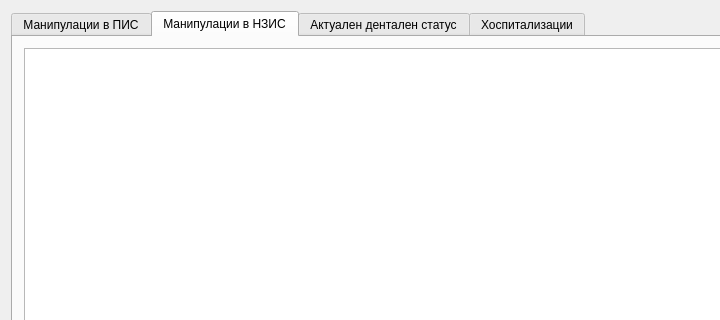
The window that src/View/Widgets/ProcedureHistoryDialog.ui (thefinalcutbg/DinoDent) describes before a commit, drawn with Qt 5; both pictures show x 0 to 720 and y 0 to 320 of the 1107 by 614 pixel window.
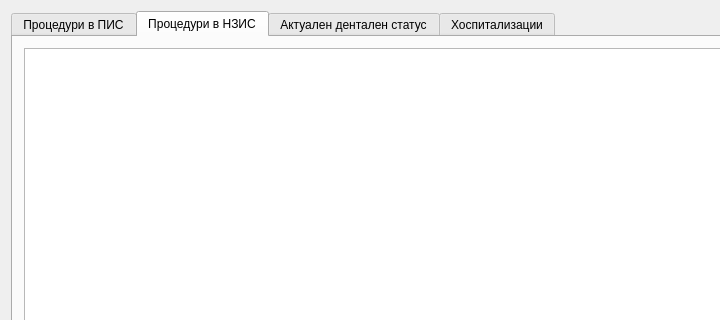
The same window after the commit. The open tabs and pages were chosen to show the change. Custom widgets are drawn as their Qt base class.

```diff
--- a/src/View/Widgets/ProcedureHistoryDialog.ui
+++ b/src/View/Widgets/ProcedureHistoryDialog.ui
@@ -21,7 +21,7 @@
      </property>
      <widget class="QWidget" name="tab">
       <attribute name="title">
-       <string>Манипулации в ПИС</string>
+       <string>Процедури в ПИС</string>
       </attribute>
       <layout class="QVBoxLayout" name="verticalLayout_2">
        <item>
@@ -62,7 +62,7 @@
      </widget>
      <widget class="QWidget" name="tab_2">
       <attribute name="title">
-       <string>Манипулации в НЗИС</string>
+       <string>Процедури в НЗИС</string>
       </attribute>
       <layout class="QVBoxLayout" name="verticalLayout_3">
        <item>
```
Left out of the diff: 40 changed lines with no effect on the pictures.
